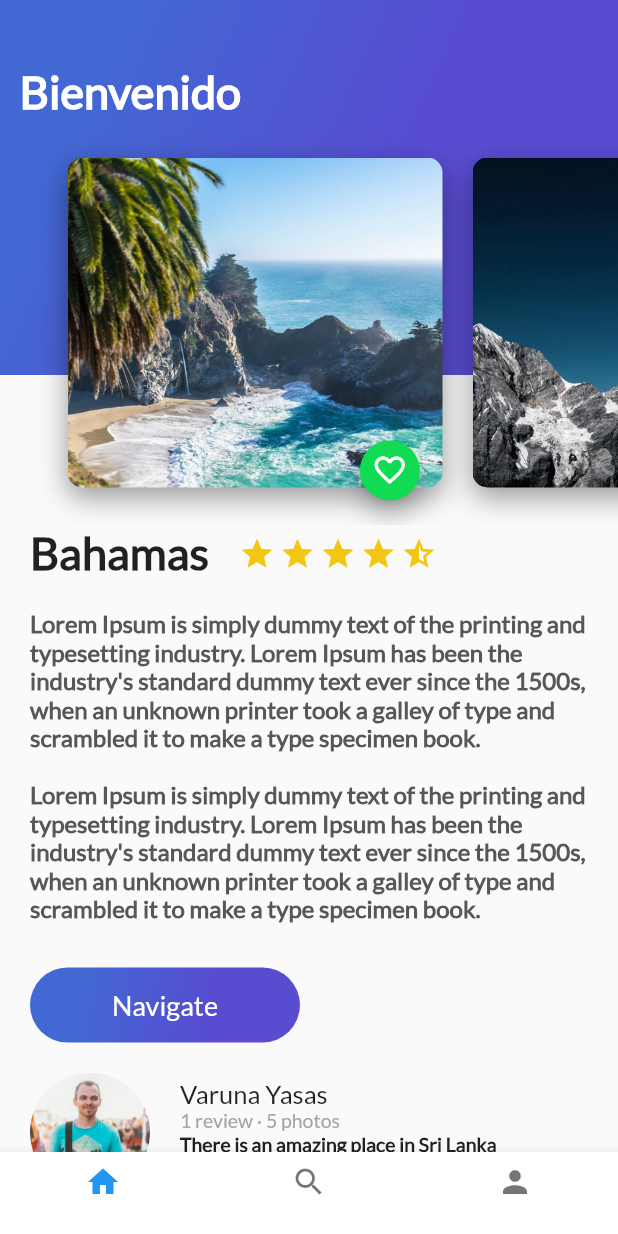
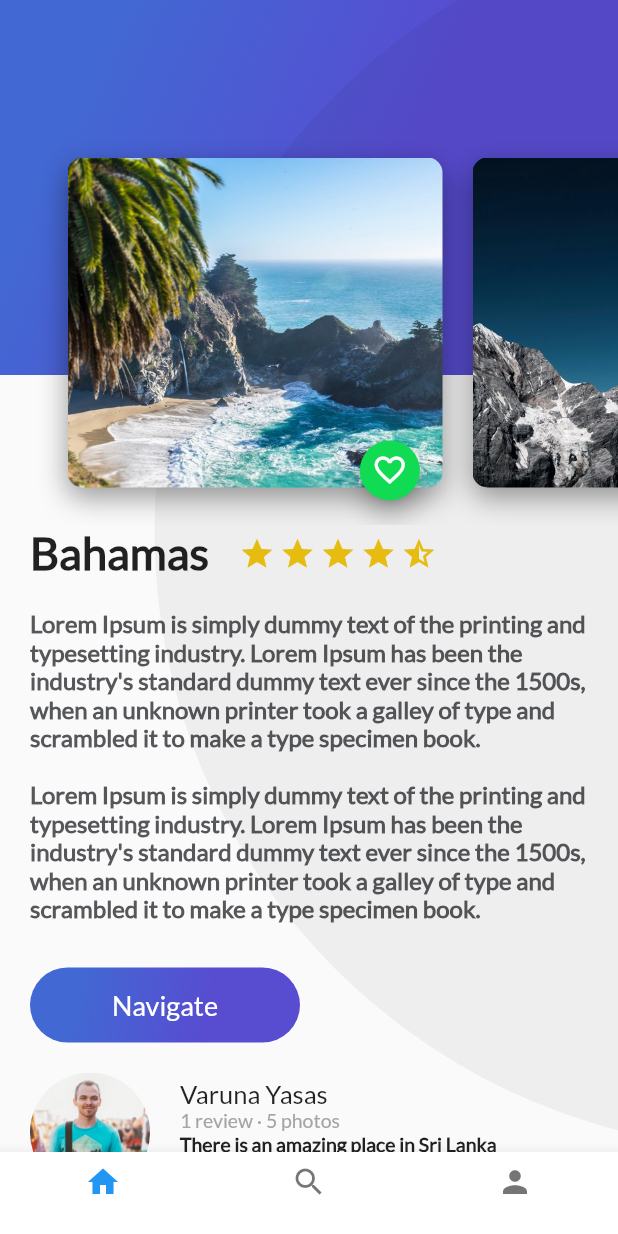
Before and after one commit to jorgesarabia/adv_flutter, a Flutter app: the PlatziTrips screen opened directly, on a phone screen of 412 x 824 dp. Run offline on Flutter 3.47's test engine with Material 2 defaults, Android fonts, the phone set to English and light mode, and no system bars; our stand-ins replace cloud_firestore, firebase_auth, google_sign_in; missing offline and left inert: generic_bloc_provider; accounts and stored records are empty.

Commit message:
Se crea el gradiente generico

```diff
--- a/lib/Place/ui/screens/header_appbar.dart
+++ b/lib/Place/ui/screens/header_appbar.dart
@@ -8,7 +8,7 @@ class HeaderAppBar extends StatelessWidget {
     // TODO: implement build
     return Stack(
       children: <Widget>[
-        GradientBack("Bienvenido",250.0),
+        GradientBack(height: 250.0,),
         CardImageList()
       ],
     );
--- a/lib/User/ui/screens/sign_in_screen.dart
+++ b/lib/User/ui/screens/sign_in_screen.dart
@@ -42,7 +42,7 @@ class _SignInScreenState extends State<SignInScreen> {
       body: Stack(
         alignment: Alignment.center,
         children: <Widget>[
-          GradientBack("", null),
+          GradientBack(height: null,),
           Column(
             mainAxisAlignment: MainAxisAlignment.center,
             children: <Widget>[
--- a/lib/widgets/gradient_back.dart
+++ b/lib/widgets/gradient_back.dart
@@ -6,11 +6,23 @@ class GradientBack extends StatelessWidget {
   String title = "Popular";
   double height = 0.0;
 
-  GradientBack(this.title, this.height);
+  GradientBack({
+    Key key,
+    this.height,// if height = null => fullscreen
+  });
 
   @override
   Widget build(BuildContext context) {
+
+    double screenHeight = MediaQuery.of(context).size.height;
+    double screenWidth = MediaQuery.of(context).size.width;
+
+    if(height == null){
+      height = screenHeight;
+    }
+
     return Container(
+      width: screenWidth,
       height: height,
       decoration: BoxDecoration(
         gradient: LinearGradient(
@@ -25,18 +37,30 @@ class GradientBack extends StatelessWidget {
         )
       ),
 
-
-      child: Text(
-        title,
-        style: TextStyle(
-          color: Colors.white,
-          fontSize: 30.0,
-          fontFamily: "Lato",
-          fontWeight: FontWeight.bold
+      child: FittedBox(
+        fit: BoxFit.none,
+        alignment: Alignment(-1.5,-0.8),
+        child: Container(
+          width: screenHeight,
+          height: screenHeight,
+          decoration: BoxDecoration(
+            color: Color.fromRGBO(0, 0, 0, 0.05),
+            borderRadius: BorderRadius.circular(screenHeight/2),
+          ),
         ),
       ),
 
-      alignment: Alignment(-0.9, -0.6),
+      // child: Text(
+      //   title,
+      //   style: TextStyle(
+      //     color: Colors.white,
+      //     fontSize: 30.0,
+      //     fontFamily: "Lato",
+      //     fontWeight: FontWeight.bold
+      //   ),
+      // ),
+
+      // alignment: Alignment(-0.9, -0.6),
 
     );
   }
```
